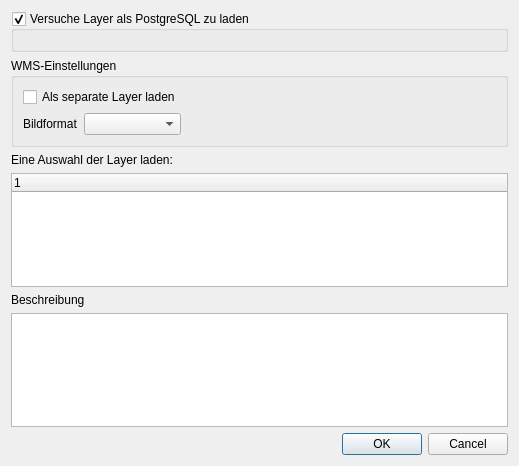
The window that solocator/ui/layer_loader_dialog.ui (opengisch/solocator) describes before a commit, drawn with Qt 5.
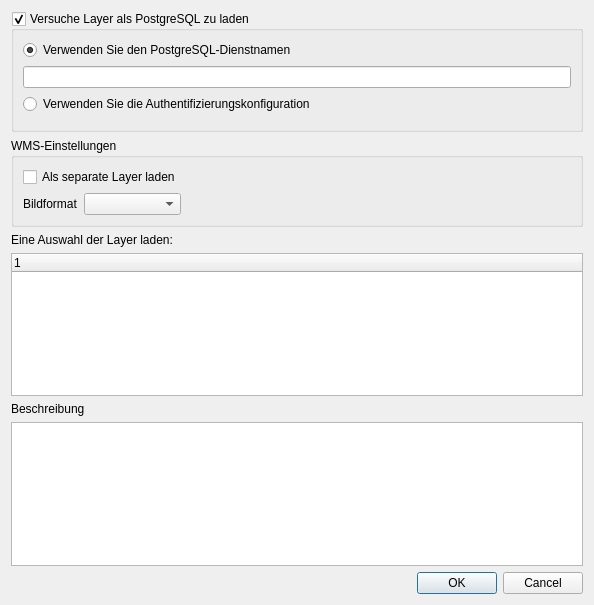
The same window after the commit. Custom widgets are drawn as their Qt base class.

Commit message: [fix 21] allow to use a PG service

```diff
--- a/solocator/ui/layer_loader_dialog.ui
+++ b/solocator/ui/layer_loader_dialog.ui
@@ -6,8 +6,8 @@
    <rect>
     <x>0</x>
     <y>0</y>
-    <width>519</width>
-    <height>466</height>
+    <width>594</width>
+    <height>605</height>
    </rect>
   </property>
   <property name="windowTitle">
@@ -30,8 +30,38 @@
       <bool>true</bool>
      </property>
      <layout class="QGridLayout" name="gridLayout_2">
+      <item row="3" column="0">
+       <widget class="QgsAuthConfigSelect" name="pg_auth_id" native="true">
+        <property name="enabled">
+         <bool>false</bool>
+        </property>
+       </widget>
+      </item>
       <item row="0" column="0">
-       <widget class="QgsAuthConfigSelect" name="pg_auth_id" native="true"/>
+       <widget class="QRadioButton" name="service_mode">
+        <property name="text">
+         <string>Verwenden Sie den PostgreSQL-Dienstnamen</string>
+        </property>
+        <property name="checked">
+         <bool>true</bool>
+        </property>
+        <attribute name="buttonGroup">
+         <string notr="true">pg_connection_mode</string>
+        </attribute>
+       </widget>
+      </item>
+      <item row="2" column="0">
+       <widget class="QRadioButton" name="auth_config_mode">
+        <property name="text">
+         <string>Verwenden Sie die Authentifizierungskonfiguration</string>
+        </property>
+        <attribute name="buttonGroup">
+         <string notr="true">pg_connection_mode</string>
+        </attribute>
+       </widget>
+      </item>
+      <item row="1" column="0">
+       <widget class="QLineEdit" name="pg_service"/>
       </item>
      </layout>
     </widget>
```
Left out of the diff: 11 changed lines with no effect on the pictures. The commit also changes 3 other files.
